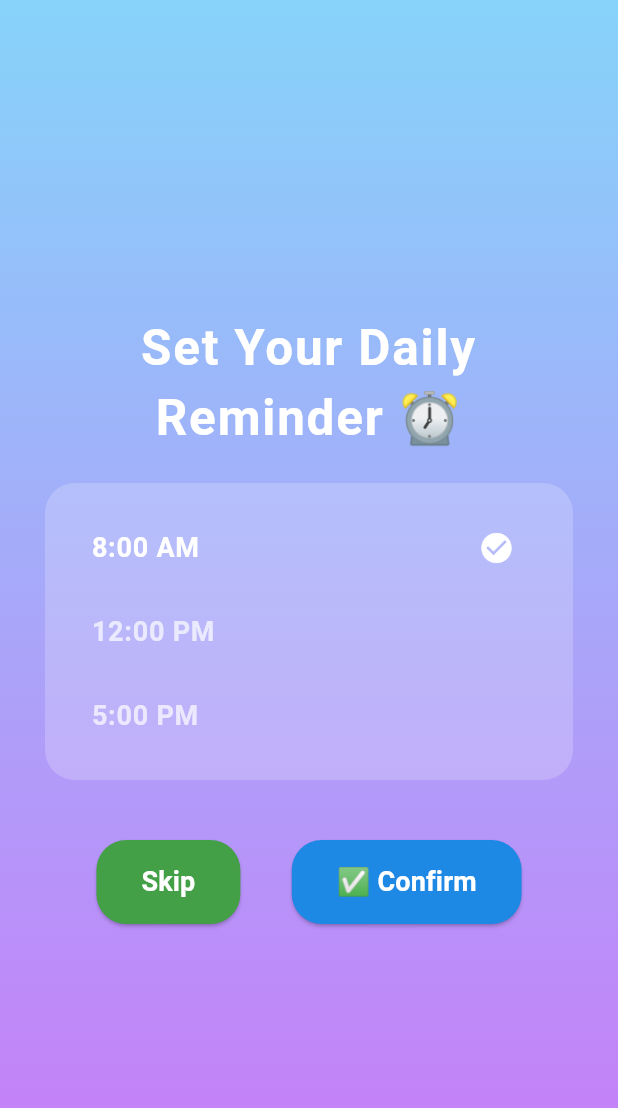
After one commit to Naimy441/siyaam, a Flutter app: the ReminderScreen screen opened directly, on a phone screen of 412 x 824 dp. The commit adds this screen. Shown: the top 1108 px of the screen. Run offline on Flutter 3.47's test engine with Material 3 defaults, Android fonts, the phone set to English and light mode, and no system bars; our stand-ins replace audioplayers, confetti, flutter_dotenv, flutter_local_notifications, google_fonts, shared_preferences and 1 more; missing offline and left inert: scratcher; accounts and stored records are empty.

Commit message:
Setup notification reminders

```diff
--- a/lib/main.dart
+++ b/lib/main.dart
@@ -1,6 +1,7 @@
 import 'package:flutter/material.dart';
 import 'package:flutter_dotenv/flutter_dotenv.dart';
 import 'package:shared_preferences/shared_preferences.dart';
+import 'package:siyaam/reminder.dart';
 import 'chapter.dart';
 // import 'package:audioplayers/audioplayers.dart';
 import 'package:google_fonts/google_fonts.dart';
@@ -155,6 +156,7 @@ class IntroductionScreenState extends State<IntroductionScreen> {
     "🛤 Each day is a Quest, leading you through small but powerful actions to make an impact.",
     "🔄 Every step matters – your efforts build upon the previous, creating lasting habits.",
     "🤖 Special AI-powered twists await you after completing Chapter 1!",
+    "⏰ Set your intentions, and let the journey unfold.",
     "🚀 Get ready for an interactive, gamified journey towards a better future!"
   ];
 
@@ -171,7 +173,7 @@ class IntroductionScreenState extends State<IntroductionScreen> {
       Navigator.pushReplacement(
         context,
         MaterialPageRoute(
-          builder: (context) => ChapterScreen(chapterNumber: 1),
+          builder: (context) => ReminderScreen(),
         ),
       );
     }
--- /dev/null
+++ b/lib/reminder.dart
@@ -0,0 +1,262 @@
+import 'dart:io';
+import 'package:flutter/material.dart';
+import 'package:flutter_local_notifications/flutter_local_notifications.dart';
+import 'package:shared_preferences/shared_preferences.dart';
+import 'package:timezone/data/latest_all.dart' as tz;
+import 'package:timezone/timezone.dart' as tz;
+import 'chapter.dart';
+
+class ReminderScreen extends StatefulWidget {
+  const ReminderScreen({super.key});
+
+  @override
+  ReminderScreenState createState() => ReminderScreenState();
+}
+
+class ReminderScreenState extends State<ReminderScreen> with SingleTickerProviderStateMixin {
+  TimeOfDay _selectedTime = const TimeOfDay(hour: 8, minute: 0); // Default: 8:00 AM
+  final FlutterLocalNotificationsPlugin _notificationsPlugin = FlutterLocalNotificationsPlugin();
+  late AnimationController _controller;
+
+  static const List<TimeOfDay> _allowedTimes = [
+    TimeOfDay(hour: 8, minute: 0),
+    TimeOfDay(hour: 12, minute: 0),
+    TimeOfDay(hour: 17, minute: 0),
+  ];
+
+  @override
+  void initState() {
+    super.initState();
+    _initializeNotifications();
+    _loadNotificationTime();
+    tz.initializeTimeZones();
+    _controller = AnimationController(
+      duration: const Duration(milliseconds: 500),
+      vsync: this,
+    )..forward();
+  }
+
+  Future<void> _initializeNotifications() async {
+    const AndroidInitializationSettings androidSettings =
+        AndroidInitializationSettings('@mipmap/ic_launcher');
+
+    final DarwinInitializationSettings iosSettings = DarwinInitializationSettings(
+      requestAlertPermission: true,
+      requestBadgePermission: true,
+      requestSoundPermission: true,
+    );
+
+    final InitializationSettings settings =
+        InitializationSettings(android: androidSettings, iOS: iosSettings);
+
+    await _notificationsPlugin.initialize(settings);
+  }
+
+  Future<void> _requestPermissions() async {
+    if (Platform.isIOS) {
+      final iosNotificationsPlugin = _notificationsPlugin
+          .resolvePlatformSpecificImplementation<IOSFlutterLocalNotificationsPlugin>();
+      await iosNotificationsPlugin?.requestPermissions(
+        alert: true,
+        badge: true,
+        sound: true,
+      );
+    }
+  }
+
+  Future<void> _loadNotificationTime() async {
+    final prefs = await SharedPreferences.getInstance();
+    int? hour = prefs.getInt('notification_hour');
+    int? minute = prefs.getInt('notification_minute');
+    if (hour != null && minute != null) {
+      setState(() {
+        _selectedTime = TimeOfDay(hour: hour, minute: minute);
+      });
+    }
+  }
+
+  Future<void> _saveNotificationTime() async {
+    final prefs = await SharedPreferences.getInstance();
+    await prefs.setInt('notification_hour', _selectedTime.hour);
+    await prefs.setInt('notification_minute', _selectedTime.minute);
+    await _scheduleDailyNotification();
+  }
+
+  Future<void> _scheduleDailyNotification() async {
+    await _requestPermissions(); // Request permissions before scheduling
+
+    final now = tz.TZDateTime.now(tz.local);
+    final notificationTime = tz.TZDateTime(
+      tz.local,
+      now.year,
+      now.month,
+      now.day,
+      _selectedTime.hour,
+      _selectedTime.minute,
+    );
+
+    await _notificationsPlugin.zonedSchedule(
+      0,
+      'Daily Quest Reminder',
+      'It\'s time for your daily Siyaam challenge!',
+      notificationTime,
+      const NotificationDetails(
+        android: AndroidNotificationDetails(
+          'daily_reminder_channel',
+          'Daily Reminders',
+          importance: Importance.max,
+          priority: Priority.high,
+        ),
+        iOS: DarwinNotificationDetails(),
+      ),
+      androidScheduleMode: AndroidScheduleMode.exactAllowWhileIdle,
+      matchDateTimeComponents: DateTimeComponents.time,
+      uiLocalNotificationDateInterpretation:
+          UILocalNotificationDateInterpretation.absoluteTime,
+    );
+  }
+
+  void _confirmNotification() async {
+    await _saveNotificationTime();
+    _navigateToChapter1();
+  }
+
+  void _skipNotification() {
+    _navigateToChapter1();
+  }
+
+  void _navigateToChapter1() {
+    Navigator.pushReplacement(
+      context,
+      MaterialPageRoute(
+        builder: (context) => const ChapterScreen(chapterNumber: 1),
+      ),
+    );
+  }
+
+  @override
+  Widget build(BuildContext context) {
+    return Scaffold(
+      body: Stack(
+        children: [
+          // Background gradient
+          Container(
+            decoration: const BoxDecoration(
+              gradient: LinearGradient(
+                begin: Alignment.topCenter,
+                end: Alignment.bottomCenter,
+                colors: [Color.fromARGB(255, 134, 211, 250), Color.fromARGB(255, 203, 121, 248)],
+              ),
+            ),
+          ),
+
+          Center(
+            child: FadeTransition(
+              opacity: _controller,
+              child: Padding(
+                padding: const EdgeInsets.symmetric(horizontal: 30.0),
+                child: Column(
+                  mainAxisAlignment: MainAxisAlignment.center,
+                  children: [
+                    Text(
+                      "Set Your Daily Reminder ⏰",
+                      textAlign: TextAlign.center,
+                      style: TextStyle(
+                        fontSize: MediaQuery.of(context).size.height * 0.04,
+                        fontWeight: FontWeight.bold,
+                        color: Colors.white,
+                        letterSpacing: 1.2,
+                      ),
+                    ),
+                    const SizedBox(height: 20),
+
+                    // Reminder selection
+                    Container(
+                      padding: const EdgeInsets.all(15),
+                      decoration: BoxDecoration(
+                        color: Colors.white.withOpacity(0.2),
+                        borderRadius: BorderRadius.circular(20),
+                      ),
+                      child: Column(
+                        children: _allowedTimes.map((time) {
+                          return ListTile(
+                            title: Text(
+                              time.format(context),
+                              style: TextStyle(
+                                fontSize: 18,
+                                fontWeight: FontWeight.bold,
+                                color: _selectedTime == time
+                                    ? Colors.white
+                                    : Colors.white70,
+                              ),
+                            ),
+                            trailing: _selectedTime == time
+                                ? const Icon(Icons.check_circle, color: Colors.white)
+                                : null,
+                            shape: RoundedRectangleBorder(
+                              borderRadius: BorderRadius.circular(15),
+                            ),
+                            onTap: () {
+                              setState(() {
+                                _selectedTime = time;
+                              });
+                            },
+                          );
+                        }).toList(),
+                      ),
+                    ),
+                    const SizedBox(height: 40),
+
+                    // Buttons
+                    Row(
+                      mainAxisAlignment: MainAxisAlignment.spaceEvenly,
+                      children: [
+                        ElevatedButton(
+                          onPressed: _skipNotification,
+                          style: ElevatedButton.styleFrom(
+                            padding: const EdgeInsets.symmetric(horizontal: 30, vertical: 15),
+                            backgroundColor: Colors.green.shade600,
+                            shape: RoundedRectangleBorder(
+                              borderRadius: BorderRadius.circular(20),
+                            ),
+                          ),
+                          child: const Text(
+                            "Skip",
+                            style: TextStyle(
+                              fontSize: 18,
+                              fontWeight: FontWeight.bold,
+                              color: Colors.white,
+                            ),
+                          ),
+                        ),
+
+                        ElevatedButton(
+                          onPressed: _confirmNotification,
+                          style: ElevatedButton.styleFrom(
+                            padding: const EdgeInsets.symmetric(horizontal: 30, vertical: 15),
+                            backgroundColor: Colors.blue.shade600,
+                            shape: RoundedRectangleBorder(
+                              borderRadius: BorderRadius.circular(20),
+                            ),
+                          ),
+                          child: const Text(
+                            "✅ Confirm",
+                            style: TextStyle(
+                              fontSize: 18,
+                              fontWeight: FontWeight.bold,
+                              color: Colors.white,
+                            ),
+                          ),
+                        ),
+                      ],
+                    ),
+                  ],
+                ),
+              ),
+            ),
+          ),
+        ],
+      ),
+    );
+  }
+}
--- a/pubspec.yaml
+++ b/pubspec.yaml
@@ -44,6 +44,8 @@ dependencies:
   flutter_native_splash: ^2.4.4
   audioplayers: ^6.1.1
   google_fonts: ^6.2.1
+  flutter_local_notifications: ^18.0.1
+  timezone: ^0.10.0
 
 dev_dependencies:
   flutter_test:
```
Also changed, not shown: pubspec.lock, 4 other files.
